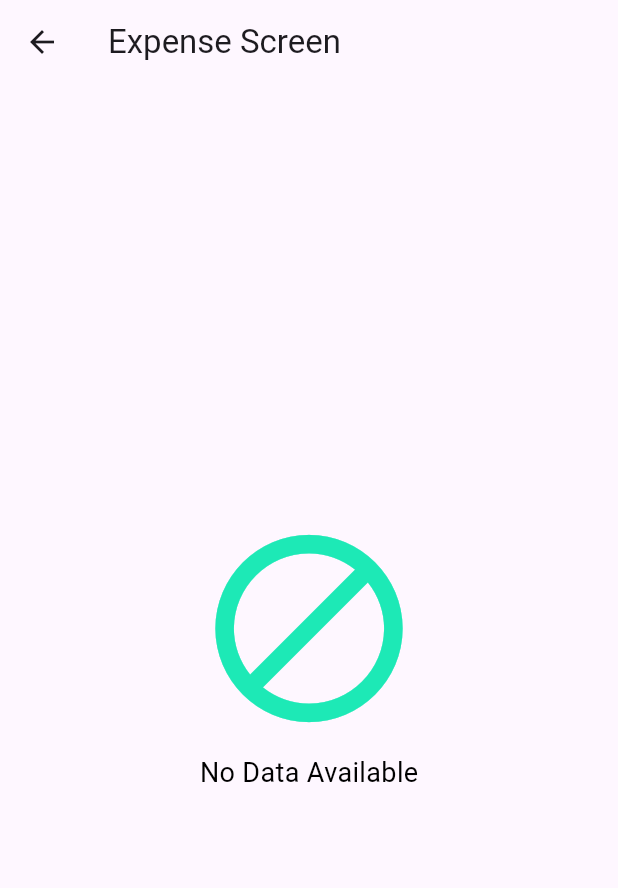
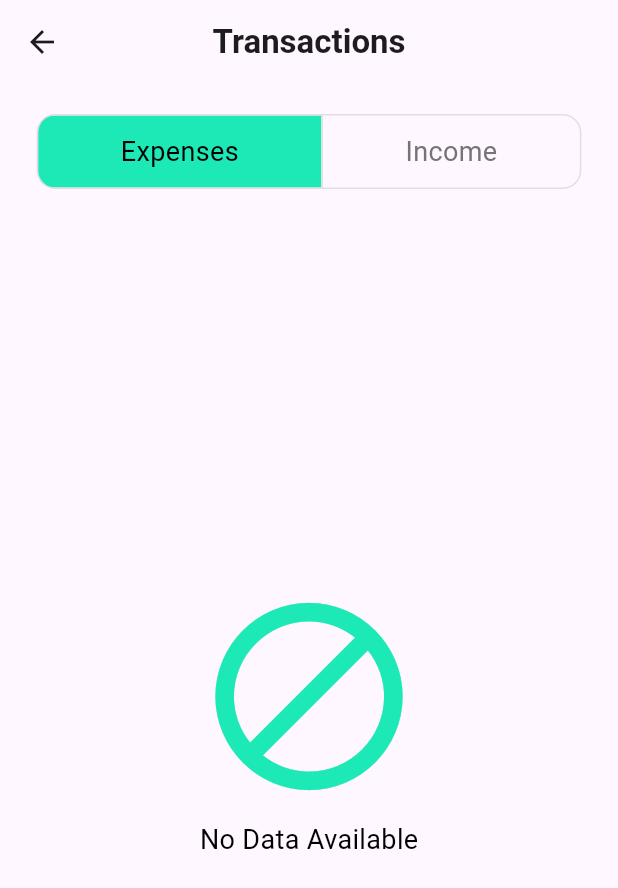
Before and after one commit to muhammadXainAhmad/expense_tracker_sqflite_provider, a Flutter app: the ExpenseScreen screen opened by its route, on a phone screen of 412 x 824 dp. Shown: the top 888 px of the screen. Run offline on Flutter 3.47's test engine with Material 3 defaults, Android fonts, the phone set to English and light mode, and no system bars; our stand-ins replace another_flushbar, sqflite; accounts and stored records are empty.

Commit message:
Added a loading indicator while fetching data

```diff
--- a/lib/Providers/expense_provider.dart
+++ b/lib/Providers/expense_provider.dart
@@ -29,13 +29,19 @@ class ExpenseProvider with ChangeNotifier {
     notifyListeners();
   }
 
+  bool _isLoading = false;
+  bool get isLoading => _isLoading;
+
   List<Expense> _expenseList = [];
   List<Expense> get expenseList => _expenseList;
 
   void getExpense() async {
+    _isLoading = true;
+    notifyListeners();
     List<Expense> expenses = await dbHelper.getExpense();
     expenses.sort((a, b) => b.date.compareTo(a.date));
     _expenseList = expenses;
+    _isLoading = false;
     notifyListeners();
   }
 
--- a/lib/Views/expense_screen.dart
+++ b/lib/Views/expense_screen.dart
@@ -1,4 +1,5 @@
 import 'package:expense_tracker_sqflite_provider/Providers/expense_provider.dart';
+import 'package:expense_tracker_sqflite_provider/Providers/transaction_provider.dart';
 import 'package:expense_tracker_sqflite_provider/Views/expense_tile.dart';
 import 'package:flutter/material.dart';
 import 'package:provider/provider.dart';
@@ -13,13 +14,56 @@ class ExpenseScreen extends StatelessWidget {
       context.read<ExpenseProvider>().getExpense();
     });
     return Scaffold(
-      appBar: AppBar(title: Text("Expense Screen")),
-      body: Consumer<ExpenseProvider>(
+      appBar: AppBar(
+        title: Text(
+          "Transactions",
+          style: TextStyle(fontWeight: FontWeight.bold),
+        ),
+        centerTitle: true,
+      ),
+      body: Column(
+        children: [
+          Consumer<TransactionTypeProvider>(
             builder: (context, provider, child) {
+              return Padding(
+                padding: const EdgeInsets.all(20.0),
+                child: ToggleButtons(
+                  isSelected: [
+                    provider.transactionType == 'Expense',
+                    provider.transactionType == 'Income',
+                  ],
+                  onPressed: (index) {
+                    provider.setTransactionType(
+                      index == 0 ? 'Expense' : 'Income',
+                    );
+                  },
+                  borderRadius: BorderRadius.circular(12),
+                  selectedColor: Colors.black,
+                  color: Colors.grey.shade600,
+                  fillColor: Colors.tealAccent.shade400,
+                  children: const [
+                    Padding(
+                      padding: EdgeInsets.symmetric(horizontal: 55),
+                      child: Text('Expenses', style: TextStyle(fontSize: 18)),
+                    ),
+                    Padding(
+                      padding: EdgeInsets.symmetric(horizontal: 55),
+                      child: Text('Income', style: TextStyle(fontSize: 18)),
+                    ),
+                  ],
+                ),
+              );
+            },
+          ),
+          Consumer<ExpenseProvider>(
+            builder: (context, provider, child) {
+              if (provider.isLoading) {
+                return Center(child: CircularProgressIndicator());
+              }
               return provider.expenseList.isEmpty
-              ? Center(
-                child: Column(
-                  mainAxisAlignment: MainAxisAlignment.center,
+                  ? Expanded(
+                    child: Center(
+                      child: Column(mainAxisAlignment: MainAxisAlignment.center,
                         children: [
                           Icon(
                             Icons.do_not_disturb_alt_outlined,
@@ -35,6 +79,7 @@ class ExpenseScreen extends StatelessWidget {
                           ),
                         ],
                       ),
+                    ),
                   )
                   : Expanded(
                     child: ListView.builder(
@@ -47,6 +92,8 @@ class ExpenseScreen extends StatelessWidget {
                   );
             },
           ),
+        ],
+      ),
     );
   }
 }
```
Lines whose indentation alone changed are shown as unchanged.
